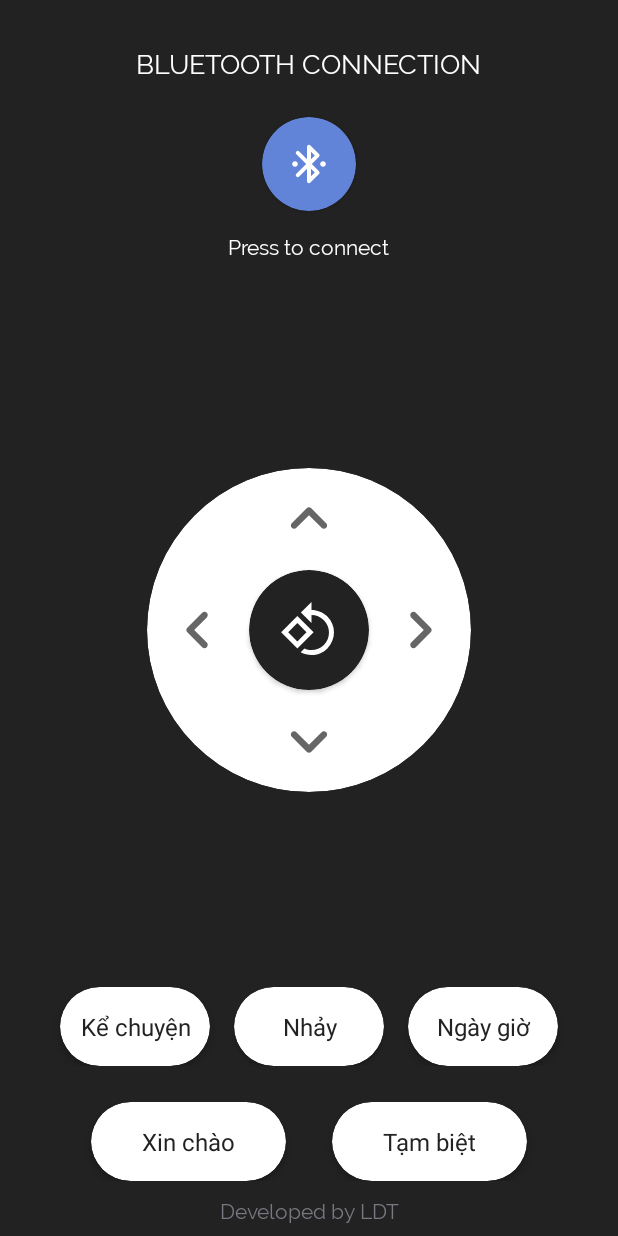
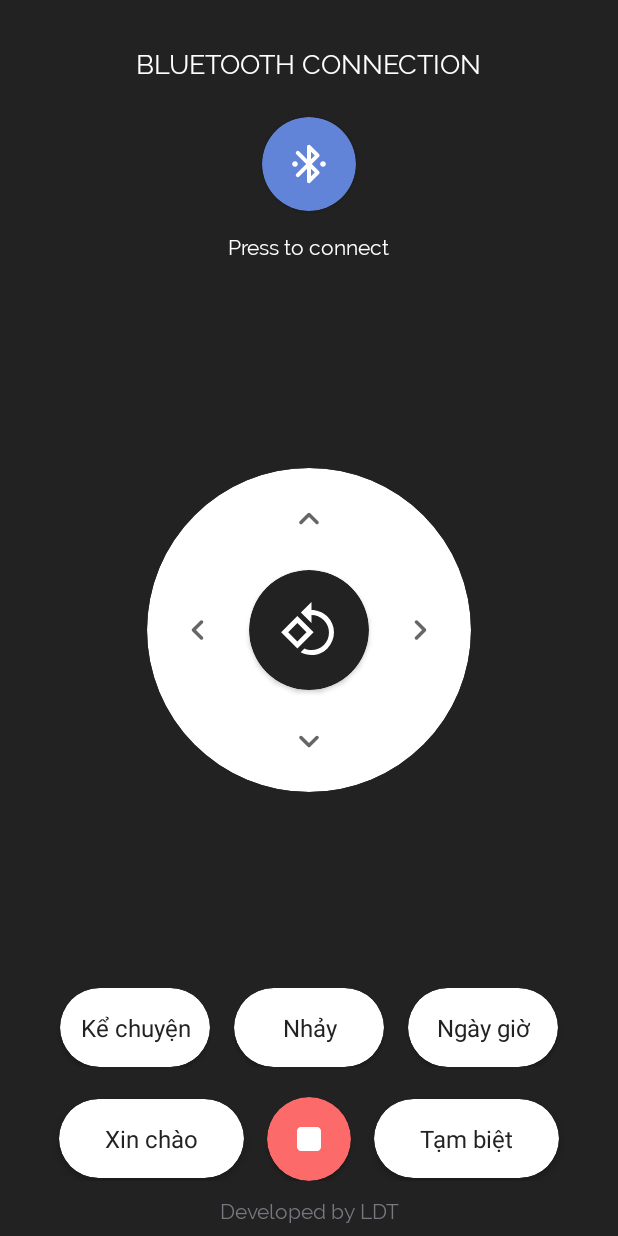
Before and after one commit to lokishengoku/robot_controller, an Android app: the screen it shows after launch (MainActivity), on a phone screen of 412 x 824 dp. Run offline under Robolectric (Android 15) with nearby library versions, the phone set to English and light mode, and no system bars; Roboto replaces fonts that are not available here.

Commit message:
add stop function, add button effect

```diff
--- a/app/src/main/java/com/example/robotcontroller/MainActivity.java
+++ b/app/src/main/java/com/example/robotcontroller/MainActivity.java
@@ -49,7 +49,8 @@ public class MainActivity extends AppCompatActivity {
             "6",    //  goodbye
             "7",    //  talk
             "8",    //  dance
-            "9"     //  time
+            "9",    //  time
+            "10"    // stop
     };
 
     @SuppressLint("SetTextI18n")
@@ -77,6 +78,7 @@ public class MainActivity extends AppCompatActivity {
         final CardView btnTalk = findViewById(R.id.btnTalk);
         final CardView btnDance = findViewById(R.id.btnDance);
         final CardView btnTime = findViewById(R.id.btnTime);
+        final CardView btnStop = findViewById(R.id.btnStop);
 
 
         //______________________FIRST START____________________________
@@ -213,11 +215,16 @@ public class MainActivity extends AppCompatActivity {
         });        //8
         btnTime.setOnClickListener(v -> {
             if(isConnected)
-                connectedThread.write(cmds[8]);
+                connectedThread.write(cmds[9]);
             else
                 Toast.makeText(this, "Please connect connect to the board and try again!", Toast.LENGTH_SHORT).show();
         });         //9
-
+        btnStop.setOnClickListener(v -> {
+            if(isConnected)
+                connectedThread.write(cmds[10]);
+            else
+                Toast.makeText(this, "Please connect connect to the board and try again!", Toast.LENGTH_SHORT).show();
+        });         //10
     }
 
     /* ============================ Thread to Create Bluetooth Connection =================================== */
--- /dev/null
+++ b/app/src/main/res/drawable/ic_round_stop_24.xml
@@ -0,0 +1,10 @@
+<vector xmlns:android="http://schemas.android.com/apk/res/android"
+    android:width="24dp"
+    android:height="24dp"
+    android:viewportWidth="24"
+    android:viewportHeight="24"
+    android:tint="?attr/colorControlNormal">
+  <path
+      android:fillColor="@android:color/white"
+      android:pathData="M8,6h8c1.1,0 2,0.9 2,2v8c0,1.1 -0.9,2 -2,2H8c-1.1,0 -2,-0.9 -2,-2V8c0,-1.1 0.9,-2 2,-2z"/>
+</vector>
--- a/app/src/main/res/layout/activity_main.xml
+++ b/app/src/main/res/layout/activity_main.xml
@@ -15,6 +15,7 @@
         app:cardBackgroundColor="#6184D8"
         app:cardCornerRadius="52dp"
         app:contentPadding="15dp"
+        android:foreground="?android:attr/selectableItemBackground"
         app:layout_constraintEnd_toEndOf="parent"
         app:layout_constraintStart_toStartOf="parent"
         app:layout_constraintTop_toBottomOf="@+id/textView">
@@ -57,6 +58,7 @@
                 app:cardBackgroundColor="@color/dark"
                 app:cardCornerRadius="60dp"
                 app:contentPadding="20dp"
+                android:foreground="?android:attr/selectableItemBackground"
                 app:layout_constraintBottom_toBottomOf="parent"
                 app:layout_constraintEnd_toEndOf="parent"
                 app:layout_constraintStart_toStartOf="parent"
@@ -77,6 +79,7 @@
                 android:layout_marginStart="8dp"
                 android:layout_marginEnd="8dp"
                 android:contentDescription="@string/turn_left"
+                style="?android:borderlessButtonStyle"
                 app:layout_constraintBottom_toBottomOf="@+id/btnSpin"
                 app:layout_constraintEnd_toStartOf="@+id/btnSpin"
                 app:layout_constraintStart_toStartOf="parent"
@@ -90,6 +93,7 @@
                 android:layout_marginStart="8dp"
                 android:layout_marginEnd="8dp"
                 android:contentDescription="@string/turn_right"
+                style="?android:borderlessButtonStyle"
                 app:layout_constraintBottom_toBottomOf="@+id/btnSpin"
                 app:layout_constraintEnd_toEndOf="parent"
                 app:layout_constraintStart_toEndOf="@+id/btnSpin"
@@ -103,6 +107,7 @@
                 android:layout_marginTop="8dp"
                 android:layout_marginBottom="8dp"
                 android:contentDescription="@string/move_on"
+                style="?android:borderlessButtonStyle"
                 app:layout_constraintBottom_toTopOf="@+id/btnSpin"
                 app:layout_constraintEnd_toEndOf="@+id/btnSpin"
                 app:layout_constraintStart_toStartOf="@+id/btnSpin"
@@ -116,6 +121,7 @@
                 android:layout_marginTop="8dp"
                 android:layout_marginBottom="8dp"
                 android:contentDescription="@string/go_back"
+                style="?android:borderlessButtonStyle"
                 app:layout_constraintBottom_toBottomOf="parent"
                 app:layout_constraintEnd_toEndOf="@+id/btnSpin"
                 app:layout_constraintStart_toStartOf="@+id/btnSpin"
@@ -153,7 +159,8 @@
         <LinearLayout
             android:layout_width="match_parent"
             android:layout_height="wrap_content"
-            android:layout_marginVertical="12dp"
+            android:layout_marginTop="10dp"
+            android:layout_marginBottom="8dp"
             android:gravity="center"
             android:orientation="horizontal">
 
@@ -162,6 +169,7 @@
                 android:layout_width="100dp"
                 android:layout_height="wrap_content"
                 android:layout_marginHorizontal="8dp"
+                android:foreground="?android:attr/selectableItemBackground"
                 app:cardCornerRadius="50dp">
 
                 <TextView
@@ -180,6 +188,7 @@
                 android:layout_width="100dp"
                 android:layout_height="wrap_content"
                 android:layout_marginHorizontal="8dp"
+                android:foreground="?android:attr/selectableItemBackground"
                 app:cardCornerRadius="50dp">
 
                 <TextView
@@ -198,6 +207,7 @@
                 android:layout_width="100dp"
                 android:layout_height="wrap_content"
                 android:layout_marginHorizontal="8dp"
+                android:foreground="?android:attr/selectableItemBackground"
                 app:cardCornerRadius="50dp">
 
                 <TextView
@@ -221,9 +231,10 @@
 
             <androidx.cardview.widget.CardView
                 android:id="@+id/btnHello"
-                android:layout_width="130dp"
+                android:layout_width="123dp"
                 android:layout_height="wrap_content"
                 android:layout_marginHorizontal="15dp"
+                android:foreground="?android:attr/selectableItemBackground"
                 app:cardCornerRadius="50dp">
 
                 <TextView
@@ -238,10 +249,29 @@
             </androidx.cardview.widget.CardView>
 
             <androidx.cardview.widget.CardView
+                android:id="@+id/btnStop"
+                android:layout_width="wrap_content"
+                android:layout_height="wrap_content"
+                android:foreground="?android:attr/selectableItemBackground"
+                app:cardBackgroundColor="@color/light_red"
+                app:cardCornerRadius="52dp"
+                app:contentPadding="12dp">
+
+                <ImageView
+                    android:id="@+id/imageView7"
+                    android:layout_width="32dp"
+                    android:layout_height="32dp"
+                    android:contentDescription="@string/power"
+                    app:srcCompat="@drawable/ic_round_stop_24"
+                    app:tint="@color/white" />
+            </androidx.cardview.widget.CardView>
+
+            <androidx.cardview.widget.CardView
                 android:id="@+id/btnGoodbye"
-                android:layout_width="130dp"
+                android:layout_width="123dp"
                 android:layout_height="wrap_content"
                 android:layout_marginHorizontal="15dp"
+                android:foreground="?android:attr/selectableItemBackground"
                 app:cardCornerRadius="50dp">
 
                 <TextView
@@ -264,7 +294,7 @@
         android:layout_height="wrap_content"
         android:layout_marginTop="16dp"
         android:fontFamily="@font/raleway"
-        android:text="Press to connect"
+        android:text="@string/press_to_connect"
         android:textColor="@color/white"
         app:layout_constraintEnd_toEndOf="@+id/btnPower"
         app:layout_constraintStart_toStartOf="@+id/btnPower"
--- a/app/src/main/res/values/colors.xml
+++ b/app/src/main/res/values/colors.xml
@@ -10,6 +10,8 @@
     <color name="black">#FF000000</color>
     <color name="white">#FFFFFFFF</color>
     <color name="red">#F35151</color>
+    <color name="light_red">#FD6A6A</color>
     <color name="green">#6BFF51</color>
+    <color name="grey_green">#A1DAA4</color>
     <color name="dark">#222222</color>
 </resources>
--- a/app/src/main/res/values/strings.xml
+++ b/app/src/main/res/values/strings.xml
@@ -15,4 +15,5 @@
     <string name="talk">Kể chuyện</string>
     <string name="ng_y_gi">Ngày giờ</string>
     <string name="developed_by_ldt">Developed by LDT</string>
+    <string name="press_to_connect">Press to connect</string>
 </resources>
```
